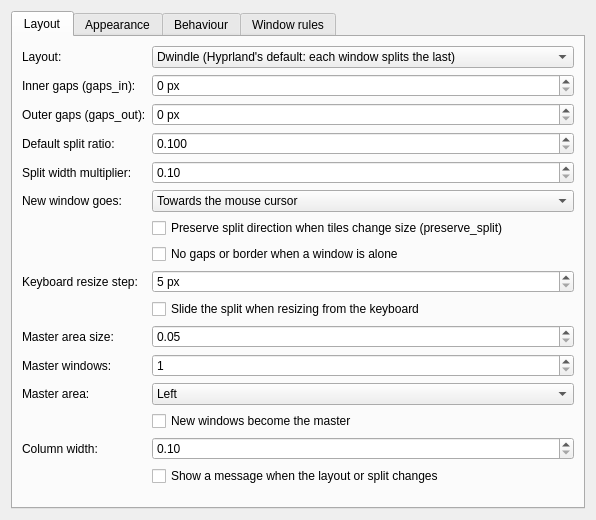
DGBooth/HyprKwin, file package/contents/ui/config.ui: the form before one commit.
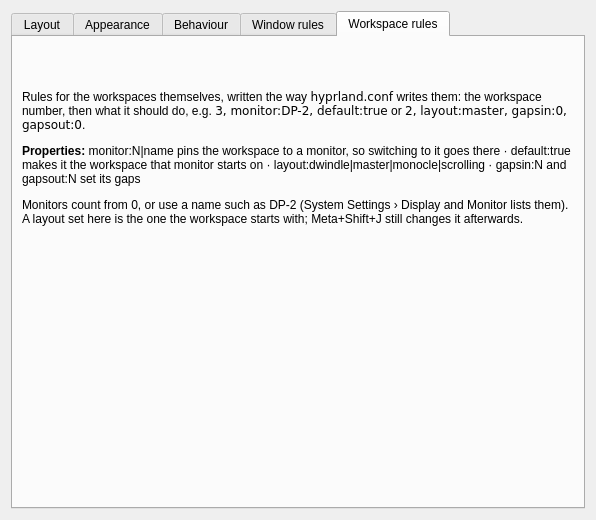
The form after the commit. The open tabs and pages were chosen to show the change. Custom widgets are drawn as their Qt base class.

Commit message:
Rules for the workspaces themselves
Hyprland's workspace rules, in its own syntax and edited in the settings
page: monitor: pins a workspace to a screen, so switching to it goes there
and a window sent to it follows; default:true picks what each monitor starts
on; layout: and gapsin/gapsout apply to that workspace alone.

The layout is set once, when the space first appears, so Meta+Shift+J still
has the last word afterwards. Gaps live in the engine per space, falling back
to the global setting for whatever a rule leaves out.

Diff of the .ui file:
```diff
--- a/package/contents/ui/config.ui
+++ b/package/contents/ui/config.ui
@@ -400,6 +400,26 @@
        </item>
       </layout>
      </widget>
+     <widget class="QWidget" name="workspaceRulesTab">
+      <attribute name="title"><string>Workspace rules</string></attribute>
+      <layout class="QVBoxLayout" name="workspaceRulesLayout">
+       <item>
+        <widget class="QLabel" name="workspaceRulesHelp">
+         <property name="wordWrap"><bool>true</bool></property>
+         <property name="textFormat"><enum>Qt::RichText</enum></property>
+         <property name="text"><string>&lt;p&gt;Rules for the workspaces themselves, written the way &lt;tt&gt;hyprland.conf&lt;/tt&gt; writes them: the workspace number, then what it should do, e.g. &lt;tt&gt;3, monitor:DP-2, default:true&lt;/tt&gt; or &lt;tt&gt;2, layout:master, gapsin:0, gapsout:0&lt;/tt&gt;.&lt;/p&gt;
+&lt;p&gt;&lt;b&gt;Properties:&lt;/b&gt; monitor:N|name pins the workspace to a monitor, so switching to it goes there · default:true makes it the workspace that monitor starts on · layout:dwindle|master|monocle|scrolling · gapsin:N and gapsout:N set its gaps&lt;/p&gt;
+&lt;p&gt;Monitors count from 0, or use a name such as DP-2 (System Settings › Display and Monitor lists them). A layout set here is the one the workspace starts with; Meta+Shift+J still changes it afterwards.&lt;/p&gt;</string></property>
+        </widget>
+       </item>
+       <item>
+        <widget class="KEditListWidget" name="kcfg_WorkspaceRuleList">
+         <property name="kcfg_property" stdset="0"><string>items</string></property>
+         <property name="kcfg_propertyNotify" stdset="0"><string>2changed()</string></property>
+        </widget>
+       </item>
+      </layout>
+     </widget>
     </widget>
    </item>
   </layout>
```
Left out of the diff: 2 changed lines with no effect on the pictures. The commit also changes 6 other files.
